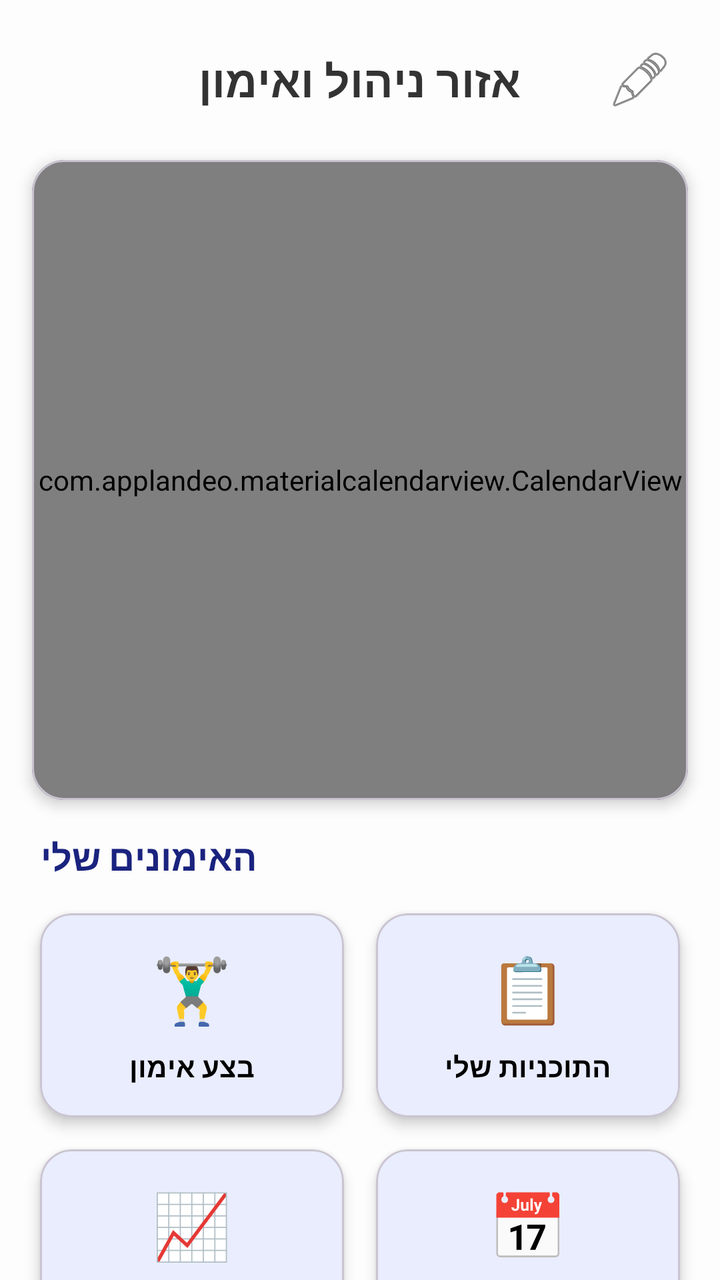
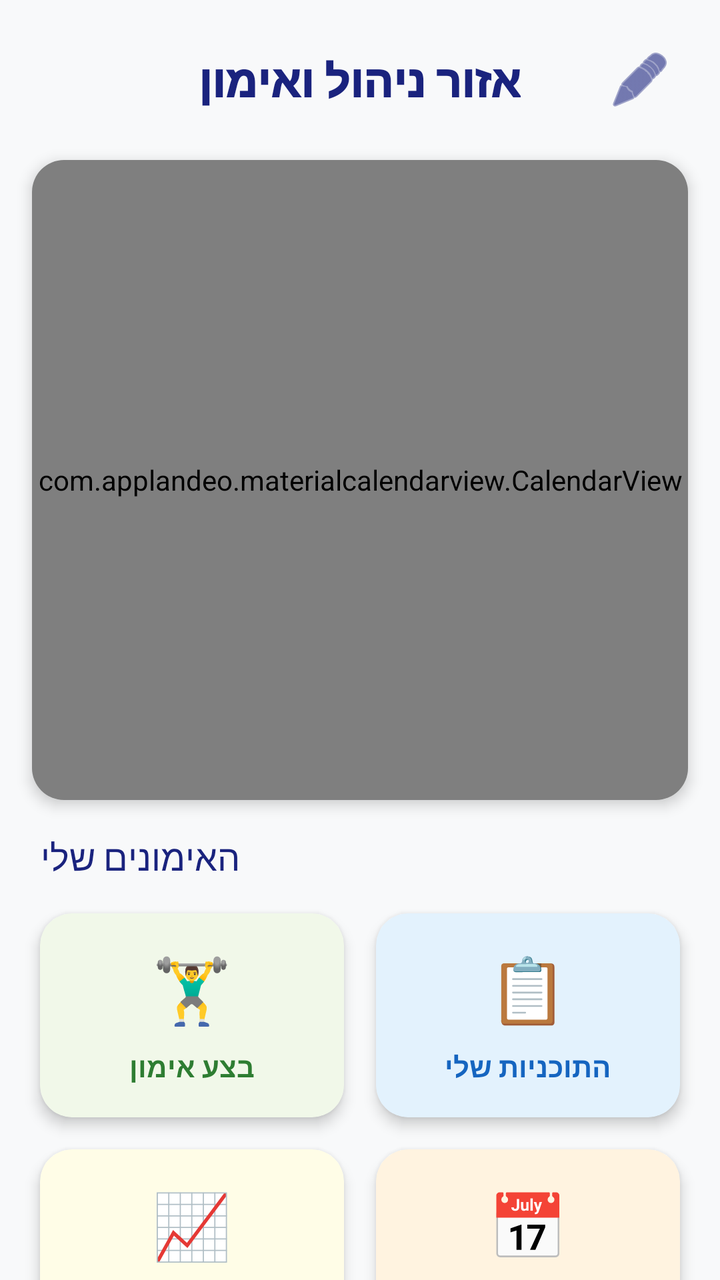

Compare the two renders of this Android layout. The source of the first and the diff that turns it into the second are given below.
<!-- AndroidManifest.xml: application theme Theme.Gym_calender10 -->
<!-- res/layout/activity_admin_page.xml -->
<?xml version="1.0" encoding="utf-8"?>
<androidx.coordinatorlayout.widget.CoordinatorLayout xmlns:android="http://schemas.android.com/apk/res/android"
    xmlns:app="http://schemas.android.com/apk/res-auto"
    xmlns:tools="http://schemas.android.com/tools"
    android:layout_width="match_parent"
    android:layout_height="match_parent"
    android:background="#FDFDFD"
    tools:context=".AdminPage">

    <androidx.core.widget.NestedScrollView
        android:layout_width="match_parent"
        android:layout_height="match_parent">

        <LinearLayout
            android:layout_width="match_parent"
            android:layout_height="wrap_content"
            android:orientation="vertical"
            android:paddingBottom="24dp">

            
            <FrameLayout
                android:layout_width="match_parent"
                android:layout_height="wrap_content"
                android:padding="16dp">
                
                <TextView
                    android:layout_width="wrap_content"
                    android:layout_height="wrap_content"
                    android:layout_gravity="center"
                    android:text="אזור ניהול ואימון"
                    android:textColor="#333333"
                    android:textSize="22sp"
                    android:textStyle="bold" />

                <ImageButton
                    android:id="@+id/btnEditProfile"
                    android:layout_width="48dp"
                    android:layout_height="48dp"
                    android:layout_gravity="end|center_vertical"
                    android:background="?attr/selectableItemBackgroundBorderless"
                    android:src="@android:drawable/ic_menu_edit"
                    android:contentDescription="ערוך פרופיל" />
            </FrameLayout>

            
            <com.google.android.material.card.MaterialCardView
                android:layout_width="match_parent"
                android:layout_height="wrap_content"
                android:layout_marginHorizontal="16dp"
                android:layout_marginBottom="16dp"
                app:cardCornerRadius="16dp"
                app:cardElevation="4dp">

                <com.applandeo.materialcalendarview.CalendarView
                    android:id="@+id/calendarView"
                    android:layout_width="match_parent"
                    android:layout_height="320dp"
                    app:headerColor="#2196F3"
                    app:selectionColor="#2196F3"
                    app:type="one_day_picker" />
            </com.google.android.material.card.MaterialCardView>

            <TextView
                android:layout_width="wrap_content"
                android:layout_height="wrap_content"
                android:layout_marginHorizontal="20dp"
                android:text="האימונים שלי"
                android:textColor="#1A237E"
                android:textSize="18sp"
                android:textStyle="bold" />

            <GridLayout
                android:layout_width="match_parent"
                android:layout_height="wrap_content"
                android:layout_marginTop="8dp"
                android:layout_marginHorizontal="12dp"
                android:columnCount="2">

                
                <com.google.android.material.card.MaterialCardView
                    android:id="@+id/cardTrackWorkout"
                    android:layout_width="0dp"
                    android:layout_height="wrap_content"
                    android:layout_rowWeight="1"
                    android:layout_columnWeight="1"
                    android:layout_margin="8dp"
                    app:cardCornerRadius="16dp"
                    app:cardElevation="4dp">
                    <LinearLayout
                        android:layout_width="match_parent"
                        android:layout_height="match_parent"
                        android:gravity="center"
                        android:orientation="vertical"
                        android:padding="16dp">
                        <TextView
                            android:layout_width="wrap_content"
                            android:layout_height="wrap_content"
                            android:text="🏋️‍♂️"
                            android:textSize="32sp" />
                        <TextView
                            android:layout_width="wrap_content"
                            android:layout_height="wrap_content"
                            android:text="בצע אימון"
                            android:textStyle="bold"
                            android:layout_marginTop="8dp" />
                    </LinearLayout>
                </com.google.android.material.card.MaterialCardView>

                
                <com.google.android.material.card.MaterialCardView
                    android:id="@+id/cardMyPlans"
                    android:layout_width="0dp"
                    android:layout_height="wrap_content"
                    android:layout_rowWeight="1"
                    android:layout_columnWeight="1"
                    android:layout_margin="8dp"
                    app:cardCornerRadius="16dp"
                    app:cardElevation="4dp">
                    <LinearLayout
                        android:layout_width="match_parent"
                        android:layout_height="match_parent"
                        android:gravity="center"
                        android:orientation="vertical"
                        android:padding="16dp">
                        <TextView
                            android:layout_width="wrap_content"
                            android:layout_height="wrap_content"
                            android:text="📋"
                            android:textSize="32sp" />
                        <TextView
                            android:layout_width="wrap_content"
                            android:layout_height="wrap_content"
                            android:text="התוכניות שלי"
                            android:textStyle="bold"
                            android:layout_marginTop="8dp" />
                    </LinearLayout>
                </com.google.android.material.card.MaterialCardView>

                
                <com.google.android.material.card.MaterialCardView
                    android:id="@+id/cardAnalytics"
                    android:layout_width="0dp"
                    android:layout_height="wrap_content"
                    android:layout_rowWeight="1"
                    android:layout_columnWeight="1"
                    android:layout_margin="8dp"
                    app:cardCornerRadius="16dp"
                    app:cardElevation="4dp">
                    <LinearLayout
                        android:layout_width="match_parent"
                        android:layout_height="match_parent"
                        android:gravity="center"
                        android:orientation="vertical"
                        android:padding="16dp">
                        <TextView
                            android:layout_width="wrap_content"
                            android:layout_height="wrap_content"
                            android:text="📈"
                            android:textSize="32sp" />
                        <TextView
                            android:layout_width="wrap_content"
                            android:layout_height="wrap_content"
                            android:text="גרפים"
                            android:textStyle="bold"
                            android:layout_marginTop="8dp" />
                    </LinearLayout>
                </com.google.android.material.card.MaterialCardView>

                
                <com.google.android.material.card.MaterialCardView
                    android:id="@+id/cardHeatmap"
                    android:layout_width="0dp"
                    android:layout_height="wrap_content"
                    android:layout_rowWeight="1"
                    android:layout_columnWeight="1"
                    android:layout_margin="8dp"
                    app:cardCornerRadius="16dp"
                    app:cardElevation="4dp">
                    <LinearLayout
                        android:layout_width="match_parent"
                        android:layout_height="match_parent"
                        android:gravity="center"
                        android:orientation="vertical"
                        android:padding="16dp">
                        <TextView
                            android:layout_width="wrap_content"
                            android:layout_height="wrap_content"
                            android:text="📅"
                            android:textSize="32sp" />
                        <TextView
                            android:layout_width="wrap_content"
                            android:layout_height="wrap_content"
                            android:text="מפת חום"
                            android:textStyle="bold"
                            android:layout_marginTop="8dp" />
                    </LinearLayout>
                </com.google.android.material.card.MaterialCardView>

                
                <com.google.android.material.card.MaterialCardView
                    android:id="@+id/cardProfile"
                    android:layout_width="0dp"
                    android:layout_height="wrap_content"
                    android:layout_rowWeight="1"
                    android:layout_columnWeight="1"
                    android:layout_margin="8dp"
                    app:cardCornerRadius="16dp"
                    app:cardElevation="4dp">
                    <LinearLayout
                        android:layout_width="match_parent"
                        android:layout_height="match_parent"
                        android:gravity="center"
                        android:orientation="vertical"
                        android:padding="16dp">
                        <TextView
                            android:layout_width="wrap_content"
                            android:layout_height="wrap_content"
                            android:text="👤"
                            android:textSize="32sp" />
                        <TextView
                            android:layout_width="wrap_content"
                            android:layout_height="wrap_content"
                            android:text="פרופיל"
                            android:textStyle="bold"
                            android:layout_marginTop="8dp" />
                    </LinearLayout>
                </com.google.android.material.card.MaterialCardView>

            </GridLayout>

            <TextView
                android:layout_width="wrap_content"
                android:layout_height="wrap_content"
                android:layout_marginHorizontal="20dp"
                android:layout_marginTop="16dp"
                android:text="פעולות ניהול"
                android:textColor="#333333"
                android:textSize="18sp"
                android:textStyle="bold" />

            <LinearLayout
                android:layout_width="match_parent"
                android:layout_height="wrap_content"
                android:orientation="vertical"
                android:paddingHorizontal="16dp"
                android:layout_marginTop="8dp">

                <com.google.android.material.button.MaterialButton
                    android:id="@+id/btnGoUsersList"
                    style="@style/Widget.MaterialComponents.Button.OutlinedButton"
                    android:layout_width="match_parent"
                    android:layout_height="wrap_content"
                    android:layout_marginVertical="4dp"
                    android:text="ניהול משתמשים"
                    app:icon="@android:drawable/ic_menu_view" />

                <com.google.android.material.button.MaterialButton
                    android:id="@+id/btnGoAddExercise"
                    style="@style/Widget.MaterialComponents.Button.OutlinedButton"
                    android:layout_width="match_parent"
                    android:layout_height="wrap_content"
                    android:layout_marginVertical="4dp"
                    android:text="הוספת תרגילים"
                    app:icon="@android:drawable/ic_menu_add" />

                <com.google.android.material.button.MaterialButton
                    android:id="@+id/btnGoAddAdmin"
                    style="@style/Widget.MaterialComponents.Button.OutlinedButton"
                    android:layout_width="match_parent"
                    android:layout_height="wrap_content"
                    android:layout_marginVertical="4dp"
                    android:text="הוספת מנהל נוסף"
                    app:icon="@android:drawable/ic_menu_myplaces" />

            </LinearLayout>

        </LinearLayout>
    </androidx.core.widget.NestedScrollView>

</androidx.coordinatorlayout.widget.CoordinatorLayout>
<!-- resources referenced by this layout -->
<resources>
  <style name="Theme.Gym_calender10" parent="Theme.Material3.Light.NoActionBar">
          <item name="android:colorBackground">#FFFFFF</item>
          <item name="android:textColor">#000000</item>
          <item name="colorPrimary">#2196F3</item>
          <item name="colorPrimaryDark">#1976D2</item>
          <item name="colorAccent">#03A9F4</item>
          <item name="bottomSheetDialogTheme">@style/AppBottomSheetDialogTheme</item>
      </style>
  <style name="AppBottomSheetDialogTheme" parent="Theme.Design.Light.BottomSheetDialog">
          <item name="bottomSheetStyle">@style/AppBottomSheetStyle</item>
      </style>
  <style name="AppBottomSheetStyle" parent="Widget.Design.BottomSheet.Modal">
          <item name="android:background">@android:color/transparent</item>
      </style>
</resources>

<!-- the commit's change to res/layout/activity_admin_page.xml (unified diff, before → after) -->
@@ -4,7 +4,7 @@
     xmlns:tools="http://schemas.android.com/tools"
     android:layout_width="match_parent"
     android:layout_height="match_parent"
-    android:background="#FDFDFD"
+    android:background="@color/backgroundColor"
     tools:context=".AdminPage">
 
     <androidx.core.widget.NestedScrollView
@@ -28,9 +28,9 @@
                     android:layout_height="wrap_content"
                     android:layout_gravity="center"
                     android:text="אזור ניהול ואימון"
-                    android:textColor="#333333"
+                    android:textColor="@color/primaryColor"
                     android:textSize="22sp"
-                    android:textStyle="bold" />
+                    android:fontFamily="sans-serif-black" />
 
                 <ImageButton
                     android:id="@+id/btnEditProfile"
@@ -39,24 +39,24 @@
                     android:layout_gravity="end|center_vertical"
                     android:background="?attr/selectableItemBackgroundBorderless"
                     android:src="@android:drawable/ic_menu_edit"
+                    app:tint="@color/primaryColor"
                     android:contentDescription="ערוך פרופיל" />
             </FrameLayout>
 
             
             <com.google.android.material.card.MaterialCardView
+                style="@style/AppCard"
                 android:layout_width="match_parent"
                 android:layout_height="wrap_content"
                 android:layout_marginHorizontal="16dp"
-                android:layout_marginBottom="16dp"
-                app:cardCornerRadius="16dp"
-                app:cardElevation="4dp">
+                android:layout_marginBottom="16dp">
 
                 <com.applandeo.materialcalendarview.CalendarView
                     android:id="@+id/calendarView"
                     android:layout_width="match_parent"
                     android:layout_height="320dp"
-                    app:headerColor="#2196F3"
-                    app:selectionColor="#2196F3"
+                    app:headerColor="@color/primaryColor"
+                    app:selectionColor="@color/secondaryColor"
                     app:type="one_day_picker" />
             </com.google.android.material.card.MaterialCardView>
 
@@ -65,9 +65,9 @@
                 android:layout_height="wrap_content"
                 android:layout_marginHorizontal="20dp"
                 android:text="האימונים שלי"
-                android:textColor="#1A237E"
+                android:textColor="@color/primaryColor"
                 android:textSize="18sp"
-                android:textStyle="bold" />
+                android:fontFamily="sans-serif-medium" />
 
             <GridLayout
                 android:layout_width="match_parent"
@@ -79,13 +79,13 @@
                 
                 <com.google.android.material.card.MaterialCardView
                     android:id="@+id/cardTrackWorkout"
-                    android:layout_width="0dp"
-                    android:layout_height="wrap_content"
-                    android:layout_rowWeight="1"
-                    android:layout_columnWeight="1"
-                    android:layout_margin="8dp"
-                    app:cardCornerRadius="16dp"
-                    app:cardElevation="4dp">
+                    style="@style/AppCard"
+                    android:layout_width="0dp"
+                    android:layout_height="wrap_content"
+                    android:layout_rowWeight="1"
+                    android:layout_columnWeight="1"
+                    android:layout_margin="8dp"
+                    app:cardBackgroundColor="#F1F8E9">
                     <LinearLayout
                         android:layout_width="match_parent"
                         android:layout_height="match_parent"
@@ -101,6 +101,7 @@
                             android:layout_width="wrap_content"
                             android:layout_height="wrap_content"
                             android:text="בצע אימון"
+                            android:textColor="@color/workoutAccent"
                             android:textStyle="bold"
                             android:layout_marginTop="8dp" />
                     </LinearLayout>
@@ -109,13 +110,13 @@
                 
                 <com.google.android.material.card.MaterialCardView
                     android:id="@+id/cardMyPlans"
-                    android:layout_width="0dp"
-                    android:layout_height="wrap_content"
-                    android:layout_rowWeight="1"
-                    android:layout_columnWeight="1"
-                    android:layout_margin="8dp"
-                    app:cardCornerRadius="16dp"
-                    app:cardElevation="4dp">
+                    style="@style/AppCard"
+                    android:layout_width="0dp"
+                    android:layout_height="wrap_content"
+                    android:layout_rowWeight="1"
+                    android:layout_columnWeight="1"
+                    android:layout_margin="8dp"
+                    app:cardBackgroundColor="#E3F2FD">
                     <LinearLayout
                         android:layout_width="match_parent"
                         android:layout_height="match_parent"
@@ -131,6 +132,7 @@
                             android:layout_width="wrap_content"
                             android:layout_height="wrap_content"
                             android:text="התוכניות שלי"
+                            android:textColor="@color/planAccent"
                             android:textStyle="bold"
                             android:layout_marginTop="8dp" />
                     </LinearLayout>
@@ -139,13 +141,13 @@
                 
                 <com.google.android.material.card.MaterialCardView
                     android:id="@+id/cardAnalytics"
-                    android:layout_width="0dp"
-                    android:layout_height="wrap_content"
-                    android:layout_rowWeight="1"
-                    android:layout_columnWeight="1"
-                    android:layout_margin="8dp"
-                    app:cardCornerRadius="16dp"
-                    app:cardElevation="4dp">
+                    style="@style/AppCard"
+                    android:layout_width="0dp"
+                    android:layout_height="wrap_content"
+                    android:layout_rowWeight="1"
+                    android:layout_columnWeight="1"
+                    android:layout_margin="8dp"
+                    app:cardBackgroundColor="#FFFDE7">
                     <LinearLayout
                         android:layout_width="match_parent"
                         android:layout_height="match_parent"
@@ -161,6 +163,7 @@
                             android:layout_width="wrap_content"
                             android:layout_height="wrap_content"
                             android:text="גרפים"
+                            android:textColor="@color/analyticsAccent"
                             android:textStyle="bold"
                             android:layout_marginTop="8dp" />
                     </LinearLayout>
@@ -169,13 +172,13 @@
                 
                 <com.google.android.material.card.MaterialCardView
                     android:id="@+id/cardHeatmap"
-                    android:layout_width="0dp"
-                    android:layout_height="wrap_content"
-                    android:layout_rowWeight="1"
-                    android:layout_columnWeight="1"
-                    android:layout_margin="8dp"
-                    app:cardCornerRadius="16dp"
-                    app:cardElevation="4dp">
+                    style="@style/AppCard"
+                    android:layout_width="0dp"
+                    android:layout_height="wrap_content"
+                    android:layout_rowWeight="1"
+                    android:layout_columnWeight="1"
+                    android:layout_margin="8dp"
+                    app:cardBackgroundColor="#FFF3E0">
                     <LinearLayout
                         android:layout_width="match_parent"
                         android:layout_height="match_parent"
@@ -191,6 +194,7 @@
                             android:layout_width="wrap_content"
                             android:layout_height="wrap_content"
                             android:text="מפת חום"
+                            android:textColor="@color/secondaryColor"
                             android:textStyle="bold"
                             android:layout_marginTop="8dp" />
                     </LinearLayout>
@@ -199,13 +203,13 @@
                 
                 <com.google.android.material.card.MaterialCardView
                     android:id="@+id/cardProfile"
-                    android:layout_width="0dp"
-                    android:layout_height="wrap_content"
-                    android:layout_rowWeight="1"
-                    android:layout_columnWeight="1"
-                    android:layout_margin="8dp"
-                    app:cardCornerRadius="16dp"
-                    app:cardElevation="4dp">
+                    style="@style/AppCard"
+                    android:layout_width="0dp"
+                    android:layout_height="wrap_content"
+                    android:layout_rowWeight="1"
+                    android:layout_columnWeight="1"
+                    android:layout_margin="8dp"
+                    app:cardBackgroundColor="#F3E5F5">
                     <LinearLayout
                         android:layout_width="match_parent"
                         android:layout_height="match_parent"
@@ -221,6 +225,7 @@
                             android:layout_width="wrap_content"
                             android:layout_height="wrap_content"
                             android:text="פרופיל"
+                            android:textColor="@color/profileAccent"
                             android:textStyle="bold"
                             android:layout_marginTop="8dp" />
                     </LinearLayout>
@@ -234,9 +239,9 @@
                 android:layout_marginHorizontal="20dp"
                 android:layout_marginTop="16dp"
                 android:text="פעולות ניהול"
-                android:textColor="#333333"
+                android:textColor="@color/primaryColor"
                 android:textSize="18sp"
-                android:textStyle="bold" />
+                android:fontFamily="sans-serif-medium" />
 
             <LinearLayout
                 android:layout_width="match_parent"
@@ -247,7 +252,7 @@
 
                 <com.google.android.material.button.MaterialButton
                     android:id="@+id/btnGoUsersList"
-                    style="@style/Widget.MaterialComponents.Button.OutlinedButton"
+                    style="@style/AppButton.Outlined"
                     android:layout_width="match_parent"
                     android:layout_height="wrap_content"
                     android:layout_marginVertical="4dp"
@@ -256,7 +261,7 @@
 
                 <com.google.android.material.button.MaterialButton
                     android:id="@+id/btnGoAddExercise"
-                    style="@style/Widget.MaterialComponents.Button.OutlinedButton"
+                    style="@style/AppButton.Outlined"
                     android:layout_width="match_parent"
                     android:layout_height="wrap_content"
                     android:layout_marginVertical="4dp"
@@ -265,7 +270,7 @@
 
                 <com.google.android.material.button.MaterialButton
                     android:id="@+id/btnGoAddAdmin"
-                    style="@style/Widget.MaterialComponents.Button.OutlinedButton"
+                    style="@style/AppButton.Outlined"
                     android:layout_width="match_parent"
                     android:layout_height="wrap_content"
                     android:layout_marginVertical="4dp"
<!-- resource entries referenced after the edit -->
@@ -1,12 +1,66 @@
 <!-- resources referenced by this layout -->
 <resources>
+  <color name="analyticsAccent">#F9A825</color>
+  <color name="backgroundColor">#F8F9FA</color>
+  <color name="planAccent">#1565C0</color>
+  <color name="primaryColor">#1A237E</color>
+  <color name="profileAccent">#7B1FA2</color>
+  <color name="secondaryColor">#E65100</color>
+  <color name="workoutAccent">#2E7D32</color>
+  <style name="AppButton.Outlined" parent="Widget.Material3.Button.OutlinedButton">
+          <item name="android:textColor">@color/primaryColor</item>
+          <item name="strokeColor">@color/primaryColor</item>
+      </style>
+  <style name="AppCard" parent="Widget.Material3.CardView.Elevated">
+          <item name="cardBackgroundColor">@color/cardBackground</item>
+          <item name="cardElevation">4dp</item>
+          <item name="cardCornerRadius">16dp</item>
+          <item name="shapeAppearance">@style/ShapeAppearance.App.MediumComponent</item>
+      </style>
   <style name="Theme.Gym_calender10" parent="Theme.Material3.Light.NoActionBar">
-          <item name="android:colorBackground">#FFFFFF</item>
-          <item name="android:textColor">#000000</item>
-          <item name="colorPrimary">#2196F3</item>
-          <item name="colorPrimaryDark">#1976D2</item>
-          <item name="colorAccent">#03A9F4</item>
+          
+          <item name="colorPrimary">@color/primaryColor</item>
+          <item name="colorPrimaryVariant">@color/primaryDarkColor</item>
+          <item name="colorOnPrimary">@color/whiteTextColor</item>
+  
+          
+          <item name="colorSecondary">@color/secondaryColor</item>
+          <item name="colorSecondaryVariant">@color/secondaryDarkColor</item>
+          <item name="colorOnSecondary">@color/whiteTextColor</item>
+  
+          
+          <item name="android:statusBarColor">@color/primaryDarkColor</item>
+  
+          
+          <item name="android:windowBackground">@color/backgroundColor</item>
+          <item name="colorSurface">@color/surfaceColor</item>
+          <item name="colorOnSurface">@color/primaryTextColor</item>
+  
+          
+          <item name="materialButtonStyle">@style/AppButton</item>
+          <item name="textInputStyle">@style/AppTextInputLayout</item>
+          <item name="materialCardViewStyle">@style/AppCard</item>
+  
           <item name="bottomSheetDialogTheme">@style/AppBottomSheetDialogTheme</item>
+      </style>
+  <style name="ShapeAppearance.App.MediumComponent" parent="ShapeAppearance.Material3.MediumComponent">
+          <item name="cornerFamily">rounded</item>
+          <item name="cornerSize">12dp</item>
+      </style>
+  <color name="primaryDarkColor">#000051</color>
+  <color name="whiteTextColor">#FFFFFF</color>
+  <color name="primaryTextColor">#121212</color>
+  <style name="AppButton" parent="Widget.Material3.Button">
+          <item name="android:insetTop">0dp</item>
+          <item name="android:insetBottom">0dp</item>
+          <item name="shapeAppearance">@style/ShapeAppearance.App.MediumComponent</item>
+      </style>
+  <style name="AppTextInputLayout" parent="Widget.Material3.TextInputLayout.OutlinedBox">
+          <item name="boxStrokeColor">@color/primaryColor</item>
+          <item name="boxCornerRadiusTopStart">8dp</item>
+          <item name="boxCornerRadiusTopEnd">8dp</item>
+          <item name="boxCornerRadiusBottomStart">8dp</item>
+          <item name="boxCornerRadiusBottomEnd">8dp</item>
       </style>
   <style name="AppBottomSheetDialogTheme" parent="Theme.Design.Light.BottomSheetDialog">
           <item name="bottomSheetStyle">@style/AppBottomSheetStyle</item>
